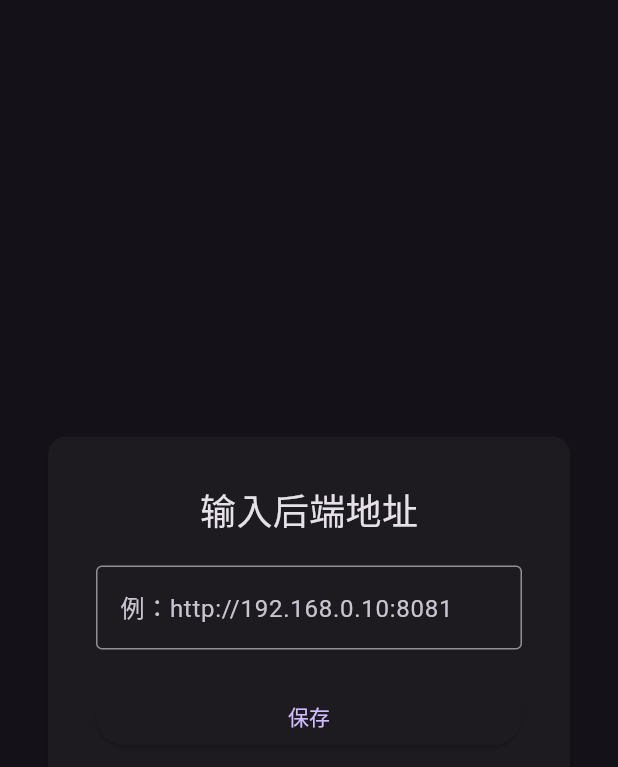
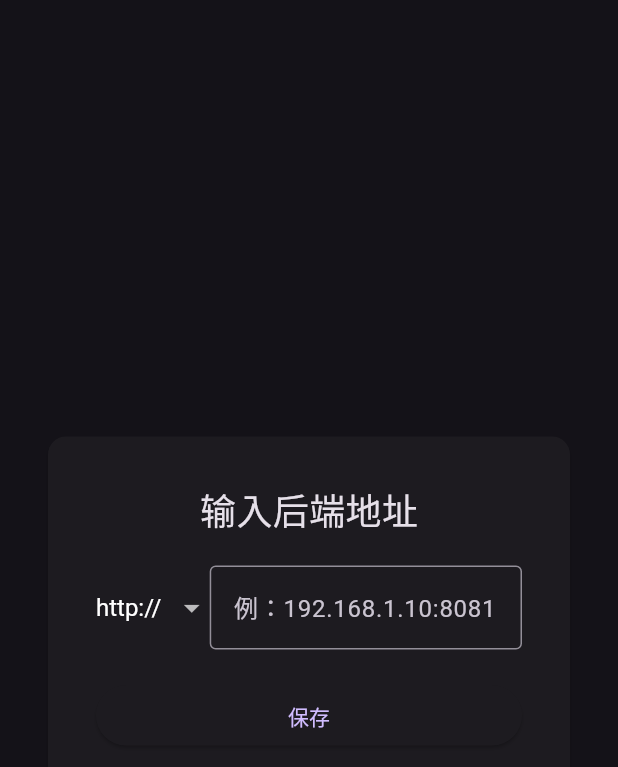
Before and after one commit to imfcat/remote-file-management, a Flutter app: the screen it shows after launch, after a tap on "保存", on a phone screen of 412 x 824 dp. Shown: the top 767 px of the screen. Run offline on Flutter 3.47's test engine with Material 3 defaults, Android fonts, the phone set to English and light mode, and no system bars; our stand-ins replace cached_network_image, chewie, flutter_cache_manager, permission_handler, photo_view, shared_preferences and 1 more.

Commit message:
连接页面添加http选择框；修改无法访问时可以自动填充上一次的值

```diff
--- a/application/lib/screens/init_screen.dart
+++ b/application/lib/screens/init_screen.dart
@@ -15,6 +15,8 @@ class InitScreen extends StatefulWidget {
 class _InitScreenState extends State<InitScreen> {
   final _controller = TextEditingController();
   bool _loading = false;
+  String _selectedProtocol = 'http://';
+  final List<String> _protocols = ['http://', 'https://'];
 
   @override
   void initState() {
@@ -25,6 +27,12 @@ class _InitScreenState extends State<InitScreen> {
   Future<void> _autoJumpIfConfigured() async {
     final provider = Provider.of<BackendProvider>(context, listen: false);
     await provider.loadBackendUrl();
+
+    // 如果有保存的地址，自动填充到输入框
+    if (provider.backendUrl != null && provider.backendUrl!.isNotEmpty) {
+      _fillSavedUrl(provider.backendUrl!);
+    }
+
     if (!provider.isConfigured) return;
 
     setState(() => _loading = true);
@@ -48,15 +56,33 @@ class _InitScreenState extends State<InitScreen> {
     }
   }
 
+  /// 填充保存的链接
+  void _fillSavedUrl(String savedUrl) {
+    for (final protocol in _protocols) {
+      if (savedUrl.startsWith(protocol)) {
+        setState(() {
+          _selectedProtocol = protocol;
+        });
+        final urlWithoutProtocol = savedUrl.substring(protocol.length);
+        _controller.text = urlWithoutProtocol;
+        return;
+      }
+    }
+    _controller.text = savedUrl;
+  }
+
   Future<void> _save() async {
-    final url = _controller.text.trim();
-    if (url.isEmpty) return;
+    final urlWithoutProtocol = _controller.text.trim();
+    if (urlWithoutProtocol.isEmpty) return;
+
+    // 拼接协议和地址
+    final fullUrl = '$_selectedProtocol$urlWithoutProtocol';
 
     setState(() => _loading = true);
     try {
-      await ApiService.listRootFolders(url);
+      await ApiService.listRootFolders(fullUrl);
       await Provider.of<BackendProvider>(context, listen: false)
-          .setBackendUrl(url);
+          .setBackendUrl(fullUrl);
       if (!mounted) return;
       Navigator.pushReplacement(
         context,
@@ -105,16 +131,51 @@ class _InitScreenState extends State<InitScreen> {
                     style: TextStyle(fontSize: 24),
                   ),
                   const SizedBox(height: 20),
-                  TextField(
+                  Row(
+                    children: [
+                      // 选择框
+                      DropdownButton<String>(
+                        value: _selectedProtocol,
+                        onChanged: _loading
+                            ? null
+                            : (String? newValue) {
+                          if (newValue != null) {
+                            setState(() {
+                              _selectedProtocol = newValue;
+                            });
+                          }
+                        },
+                        items: _protocols
+                            .map<DropdownMenuItem<String>>((String value) {
+                          return DropdownMenuItem<String>(
+                            value: value,
+                            child: Text(value),
+                          );
+                        }).toList(),
+                        disabledHint: Text(_selectedProtocol),
+                        style: const TextStyle(
+                          fontSize: 16,
+                        ),
+                        underline: Container(
+                          height: 0,
+                        ),
+                      ),
+                      // 输入框
+                      Expanded(
+                        child: TextField(
                           controller: _controller,
                           enabled: !_loading,
                           decoration: const InputDecoration(
-                      labelText: '例：http://192.168.0.10:8081',
+                            labelText: '例：192.168.1.10:8081',
                             border: OutlineInputBorder(),
+                            hintText: '请输入服务器地址和端口',
                           ),
                           keyboardType: TextInputType.url,
                           textInputAction: TextInputAction.go,
                           onSubmitted: (_) => _loading ? null : _save(),
+                        ),
+                      ),
+                    ],
                   ),
                   const SizedBox(height: 20),
                   SizedBox(
```
Lines whose indentation alone changed are shown as unchanged.
